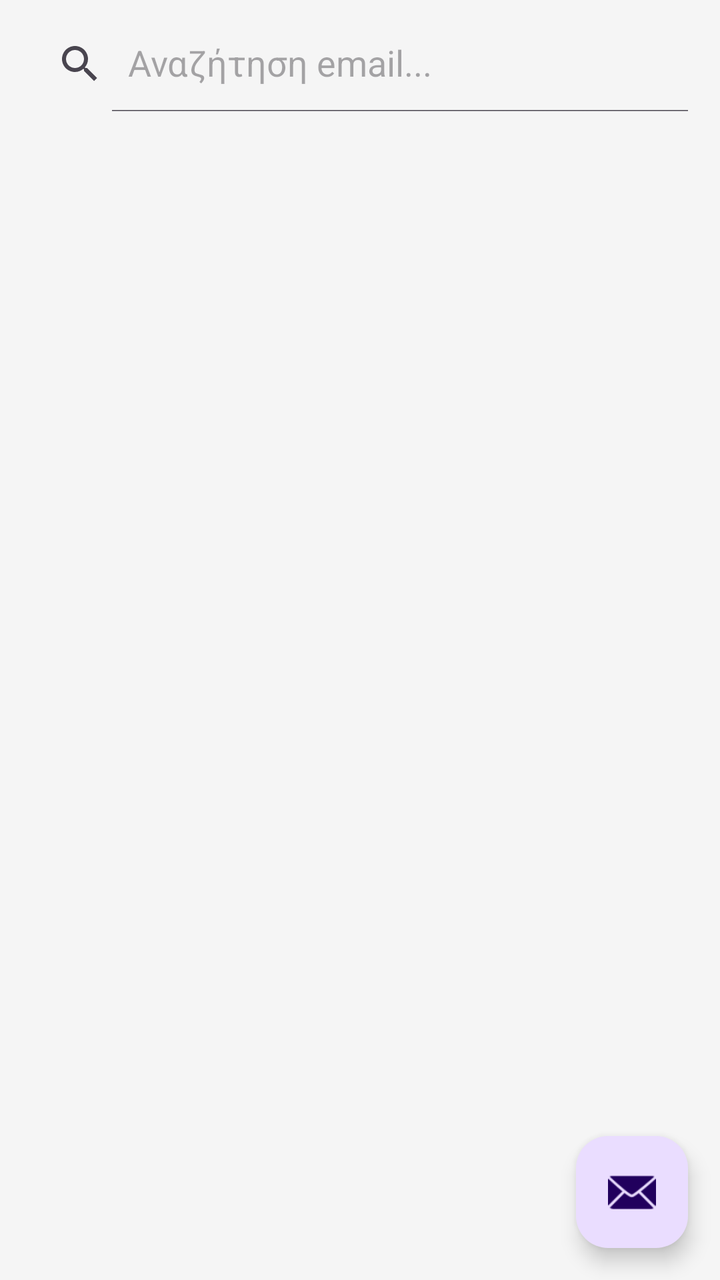
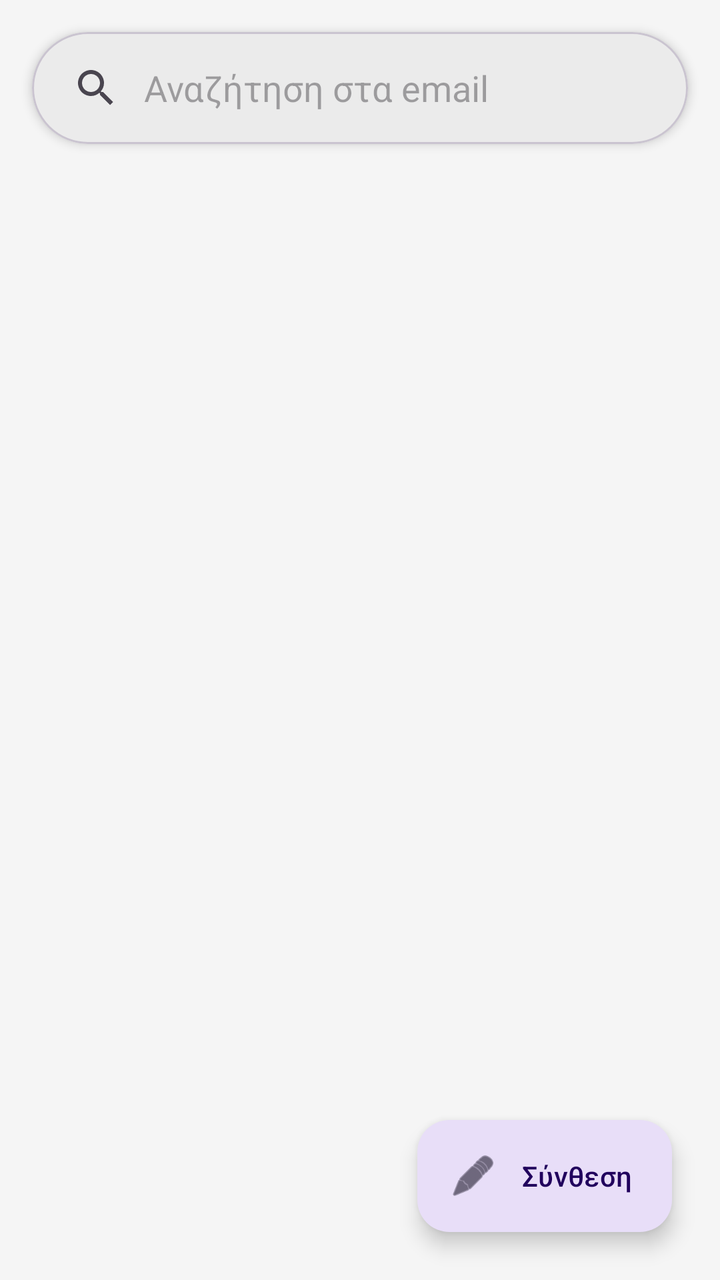

Compare the two renders of this Android layout. The source of the first and the diff that turns it into the second are given below.
<!-- AndroidManifest.xml: application theme Theme.Team21 -->
<!-- res/layout/activity_email_list.xml -->
<?xml version="1.0" encoding="utf-8"?>
<androidx.constraintlayout.widget.ConstraintLayout
    xmlns:android="http://schemas.android.com/apk/res/android"
    xmlns:app="http://schemas.android.com/apk/res-auto"
    xmlns:tools="http://schemas.android.com/tools"
    android:id="@+id/viewEmailListRoot"
    android:layout_width="match_parent"
    android:layout_height="match_parent"
    tools:context=".view.customer.EmailList.CustomerEmailListActivity">

    <androidx.appcompat.widget.SearchView
        android:id="@+id/searchViewEmails"
        android:layout_width="0dp"
        android:layout_height="wrap_content"
        android:layout_margin="8dp"
        app:iconifiedByDefault="false"
        app:queryHint="Αναζήτηση email..."
        app:layout_constraintTop_toTopOf="parent"
        app:layout_constraintStart_toStartOf="parent"
        app:layout_constraintEnd_toEndOf="parent" />

    <androidx.recyclerview.widget.RecyclerView
        android:id="@+id/recyclerViewEmails"
        android:layout_width="0dp"
        android:layout_height="0dp"
        android:layout_marginTop="8dp"
        app:layout_constraintTop_toBottomOf="@+id/searchViewEmails"
        app:layout_constraintBottom_toBottomOf="parent"
        app:layout_constraintStart_toStartOf="parent"
        app:layout_constraintEnd_toEndOf="parent" />

    <com.google.android.material.floatingactionbutton.FloatingActionButton
        android:id="@+id/fabNewEmail"
        android:layout_width="wrap_content"
        android:layout_height="wrap_content"
        android:layout_margin="16dp"
        android:contentDescription="New Email"
        android:src="@android:drawable/ic_dialog_email"
        app:layout_constraintBottom_toBottomOf="parent"
        app:layout_constraintEnd_toEndOf="parent" />

</androidx.constraintlayout.widget.ConstraintLayout>
<!-- resources referenced by this layout -->
<resources>
  <style name="Theme.Team21" parent="Base.Theme.Team21" />
  <style name="Base.Theme.Team21" parent="Theme.Material3.DayNight.NoActionBar">
  
          
          <item name="android:windowBackground">@color/bg_light</item>
          <item name="colorSurface">@color/card_light</item>
          <item name="colorSurfaceVariant">@color/input_bg_light</item>
  
          
          <item name="colorOnSurface">@color/text_dark</item>
          <item name="colorOnSurfaceVariant">@color/text_muted_light</item>
  
          <item name="colorOnPrimary">@color/white</item>
  
          
          <item name="colorPrimary">@color/eshop_primary</item>
          <item name="colorSecondary">@color/eshop_accent</item>
  
          <item name="colorError">@color/error_red_light</item>
  
          
          <item name="android:statusBarColor">@color/bg_light</item>
          <item name="android:windowLightStatusBar">true</item>
  
          
          <item name="colorFilterActive">@color/filter_active_light</item>
          <item name="colorFilterUnselected">@color/filter_bg_unselected_light</item>
      </style>
  <color name="bg_light">#F5F5F5</color>
  <color name="card_light">#FFFFFF</color>
  <color name="input_bg_light">#EBEBEB</color>
  <color name="text_dark">#212121</color>
  <color name="text_muted_light">#757575</color>
  <color name="white">#FFFFFFFF</color>
  <color name="eshop_primary">#2962FF</color>
  <color name="eshop_accent">#FF6D00</color>
  <color name="error_red_light">#D32F2F</color>
  <color name="filter_active_light">#2962FF</color>
  <color name="filter_bg_unselected_light">#E0E0E0</color>
</resources>

<!-- the commit's change to res/layout/activity_email_list.xml (unified diff, before → after) -->
@@ -1,42 +1,57 @@
 <?xml version="1.0" encoding="utf-8"?>
-<androidx.constraintlayout.widget.ConstraintLayout
+<androidx.coordinatorlayout.widget.CoordinatorLayout
     xmlns:android="http://schemas.android.com/apk/res/android"
     xmlns:app="http://schemas.android.com/apk/res-auto"
-    xmlns:tools="http://schemas.android.com/tools"
     android:id="@+id/viewEmailListRoot"
     android:layout_width="match_parent"
     android:layout_height="match_parent"
-    tools:context=".view.customer.EmailList.CustomerEmailListActivity">
+    android:background="?android:attr/windowBackground">
 
-    <androidx.appcompat.widget.SearchView
-        android:id="@+id/searchViewEmails"
-        android:layout_width="0dp"
+    <com.google.android.material.appbar.AppBarLayout
+        android:layout_width="match_parent"
         android:layout_height="wrap_content"
-        android:layout_margin="8dp"
-        app:iconifiedByDefault="false"
-        app:queryHint="Αναζήτηση email..."
-        app:layout_constraintTop_toTopOf="parent"
-        app:layout_constraintStart_toStartOf="parent"
-        app:layout_constraintEnd_toEndOf="parent" />
+        android:background="@android:color/transparent"
+        app:elevation="0dp">
 
+        
+        <com.google.android.material.card.MaterialCardView
+            android:layout_width="match_parent"
+            android:layout_height="56dp"
+            android:layout_margin="16dp"
+            app:cardCornerRadius="28dp"
+            app:cardElevation="3dp"
+            app:cardBackgroundColor="?attr/colorSurfaceVariant">
+
+            <androidx.appcompat.widget.SearchView
+                android:id="@+id/searchViewEmails"
+                android:layout_width="match_parent"
+                android:layout_height="match_parent"
+                app:iconifiedByDefault="false"
+                app:queryBackground="@null"
+                app:queryHint="Αναζήτηση στα email" />
+        </com.google.android.material.card.MaterialCardView>
+    </com.google.android.material.appbar.AppBarLayout>
+
+    
     <androidx.recyclerview.widget.RecyclerView
         android:id="@+id/recyclerViewEmails"
-        android:layout_width="0dp"
-        android:layout_height="0dp"
-        android:layout_marginTop="8dp"
-        app:layout_constraintTop_toBottomOf="@+id/searchViewEmails"
-        app:layout_constraintBottom_toBottomOf="parent"
-        app:layout_constraintStart_toStartOf="parent"
-        app:layout_constraintEnd_toEndOf="parent" />
+        android:layout_width="match_parent"
+        android:layout_height="match_parent"
+        android:clipToPadding="false"
+        android:paddingBottom="88dp"
+        app:layout_behavior="@string/appbar_scrolling_view_behavior" />
 
-    <com.google.android.material.floatingactionbutton.FloatingActionButton
+    
+    <com.google.android.material.floatingactionbutton.ExtendedFloatingActionButton
         android:id="@+id/fabNewEmail"
         android:layout_width="wrap_content"
         android:layout_height="wrap_content"
-        android:layout_margin="16dp"
-        android:contentDescription="New Email"
-        android:src="@android:drawable/ic_dialog_email"
-        app:layout_constraintBottom_toBottomOf="parent"
-        app:layout_constraintEnd_toEndOf="parent" />
+        android:layout_gravity="bottom|end"
+        android:layout_margin="24dp"
+        android:text="Σύνθεση"
+        app:icon="@android:drawable/ic_menu_edit"
+        app:backgroundTint="?attr/colorSecondaryContainer"
+        app:iconTint="?attr/colorOnSecondaryContainer"
+        app:titleTextColor="?attr/colorOnSecondaryContainer" />
 
-</androidx.constraintlayout.widget.ConstraintLayout>
+</androidx.coordinatorlayout.widget.CoordinatorLayout>
<!-- resource entries referenced after the edit -->
@@ -27,6 +27,9 @@
           
           <item name="colorFilterActive">@color/filter_active_light</item>
           <item name="colorFilterUnselected">@color/filter_bg_unselected_light</item>
+  
+          
+          <item name="colorMenuButton">@color/teal_menu_light</item>
       </style>
   <color name="bg_light">#F5F5F5</color>
   <color name="card_light">#FFFFFF</color>
@@ -39,5 +42,6 @@
   <color name="error_red_light">#D32F2F</color>
   <color name="filter_active_light">#2962FF</color>
   <color name="filter_bg_unselected_light">#E0E0E0</color>
+  <color name="teal_menu_light">#009688</color>
 </resources>
 
